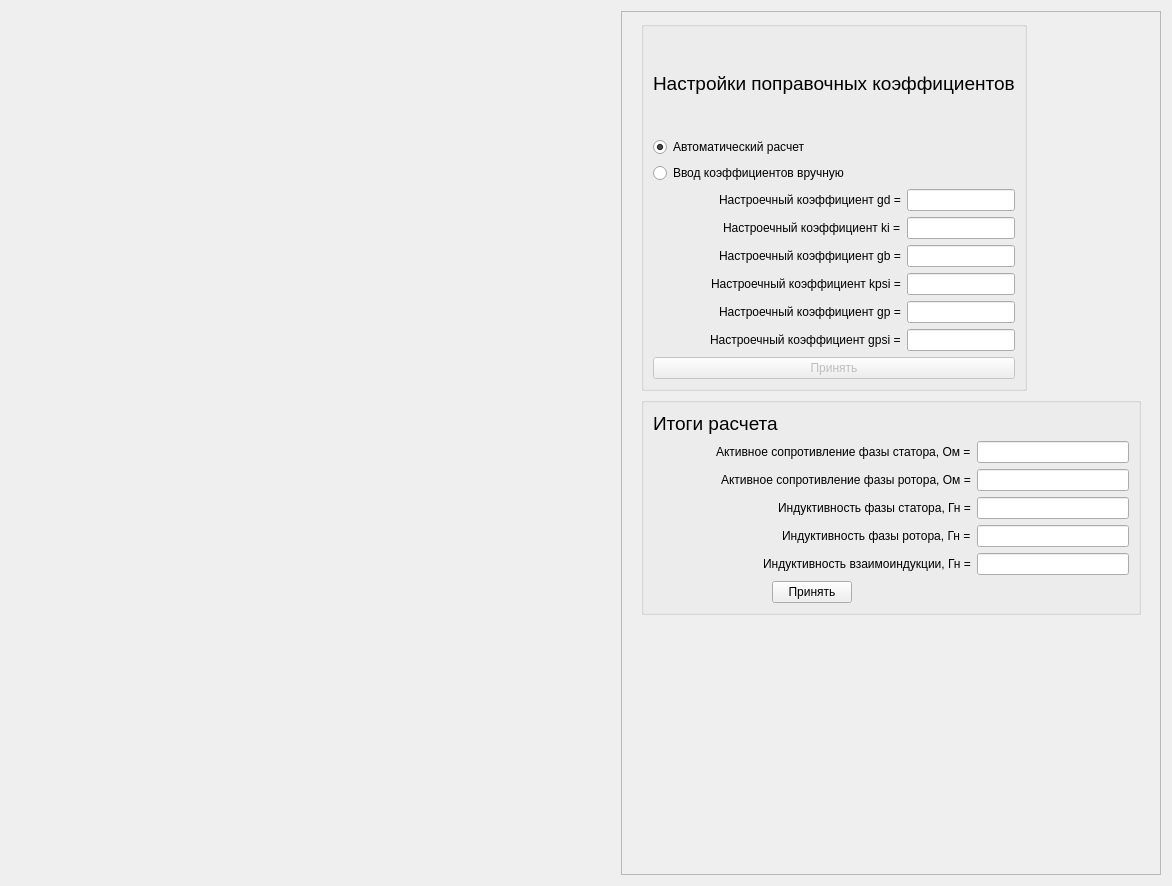
The window that ImView/identf.ui (Ivanos121/ImView) describes before a commit, drawn with Qt 5.
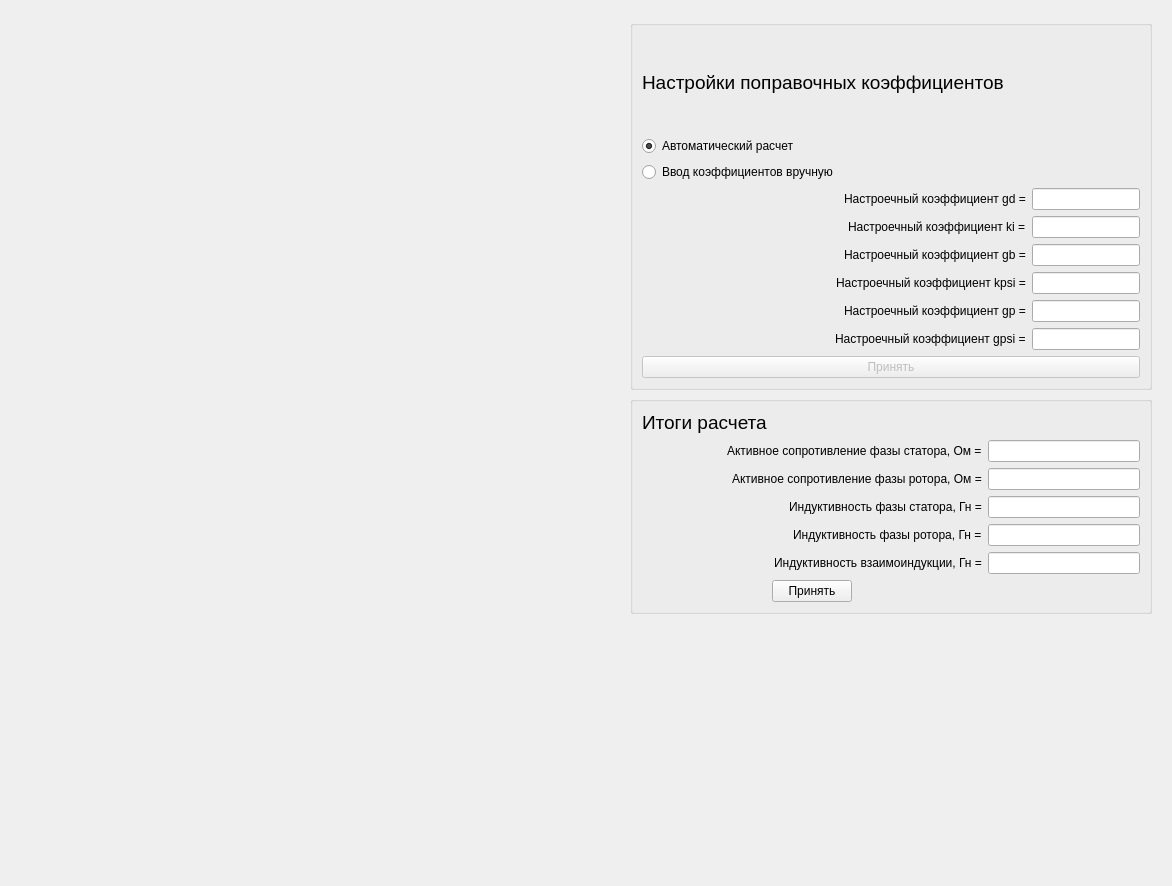
The same window after the commit. Custom widgets are drawn as their Qt base class.

The edit to the form file:
```diff
--- a/ImView/identf.ui
+++ b/ImView/identf.ui
@@ -40,238 +40,24 @@
     </widget>
    </item>
    <item row="0" column="1">
-    <widget class="QScrollArea" name="scrollArea">
-     <property name="maximumSize">
-      <size>
-       <width>540</width>
-       <height>16777215</height>
-      </size>
-     </property>
-     <property name="widgetResizable">
-      <bool>true</bool>
-     </property>
-     <widget class="QWidget" name="scrollAreaWidgetContents">
-      <property name="geometry">
-       <rect>
-        <x>0</x>
-        <y>0</y>
-        <width>538</width>
-        <height>866</height>
-       </rect>
-      </property>
-      <layout class="QGridLayout" name="gridLayout_3">
-       <item row="2" column="0">
-        <widget class="QGroupBox" name="groupBox_2">
-         <property name="sizePolicy">
-          <sizepolicy hsizetype="Fixed" vsizetype="Fixed">
-           <horstretch>0</horstretch>
-           <verstretch>0</verstretch>
-          </sizepolicy>
-         </property>
+    <widget class="QWidget" name="widget" native="true">
          <property name="minimumSize">
           <size>
-           <width>500</width>
+       <width>540</width>
            <height>0</height>
           </size>
          </property>
          <property name="maximumSize">
           <size>
-           <width>550</width>
+       <width>540</width>
            <height>16777215</height>
           </size>
          </property>
-         <property name="title">
-          <string/>
-         </property>
-         <layout class="QGridLayout" name="gridLayout_2">
-          <item row="1" column="0" alignment="Qt::AlignRight">
-           <widget class="QLabel" name="label_10">
-            <property name="text">
-             <string>Активное сопротивление фазы статора, Ом =</string>
-            </property>
-           </widget>
-          </item>
-          <item row="4" column="1">
-           <widget class="QLineEdit" name="lineEdit_9">
-            <property name="sizePolicy">
-             <sizepolicy hsizetype="Fixed" vsizetype="Fixed">
-              <horstretch>0</horstretch>
-              <verstretch>0</verstretch>
-             </sizepolicy>
-            </property>
-            <property name="minimumSize">
-             <size>
-              <width>152</width>
-              <height>0</height>
-             </size>
-            </property>
-            <property name="maximumSize">
-             <size>
-              <width>16777215</width>
-              <height>16777215</height>
-             </size>
-            </property>
-           </widget>
-          </item>
-          <item row="3" column="1">
-           <widget class="QLineEdit" name="lineEdit_10">
-            <property name="sizePolicy">
-             <sizepolicy hsizetype="Fixed" vsizetype="Fixed">
-              <horstretch>0</horstretch>
-              <verstretch>0</verstretch>
-             </sizepolicy>
-            </property>
-            <property name="minimumSize">
-             <size>
-              <width>152</width>
-              <height>0</height>
-             </size>
-            </property>
-            <property name="maximumSize">
-             <size>
-              <width>16777215</width>
-              <height>16777215</height>
-             </size>
-            </property>
-           </widget>
-          </item>
-          <item row="2" column="1">
-           <widget class="QLineEdit" name="lineEdit_11">
-            <property name="sizePolicy">
-             <sizepolicy hsizetype="Fixed" vsizetype="Fixed">
-              <horstretch>0</horstretch>
-              <verstretch>0</verstretch>
-             </sizepolicy>
-            </property>
-            <property name="minimumSize">
-             <size>
-              <width>152</width>
-              <height>0</height>
-             </size>
-            </property>
-            <property name="maximumSize">
-             <size>
-              <width>16777215</width>
-              <height>16777215</height>
-             </size>
-            </property>
-           </widget>
-          </item>
-          <item row="2" column="0" alignment="Qt::AlignRight">
-           <widget class="QLabel" name="label_11">
-            <property name="text">
-             <string>Активное сопротивление фазы ротора, Ом =</string>
-            </property>
-           </widget>
-          </item>
-          <item row="3" column="0" alignment="Qt::AlignRight">
-           <widget class="QLabel" name="label_12">
-            <property name="text">
-             <string>Индуктивность фазы статора, Гн =</string>
-            </property>
-           </widget>
-          </item>
-          <item row="0" column="0">
-           <widget class="QLabel" name="label_15">
-            <property name="text">
-             <string>&lt;html&gt;&lt;head/&gt;&lt;body&gt;&lt;p&gt;&lt;span style=&quot; font-size:14pt;&quot;&gt;Итоги расчета&lt;/span&gt;&lt;/p&gt;&lt;/body&gt;&lt;/html&gt;</string>
-            </property>
-           </widget>
-          </item>
-          <item row="6" column="0" alignment="Qt::AlignHCenter">
-           <widget class="QPushButton" name="pushButton">
-            <property name="sizePolicy">
-             <sizepolicy hsizetype="Fixed" vsizetype="Fixed">
-              <horstretch>0</horstretch>
-              <verstretch>0</verstretch>
-             </sizepolicy>
-            </property>
-            <property name="text">
-             <string>Принять</string>
-            </property>
-           </widget>
-          </item>
-          <item row="5" column="0" alignment="Qt::AlignRight">
-           <widget class="QLabel" name="label_14">
-            <property name="text">
-             <string>Индуктивность взаимоиндукции, Гн =</string>
-            </property>
-           </widget>
-          </item>
-          <item row="5" column="1">
-           <widget class="QLineEdit" name="lineEdit_8">
-            <property name="sizePolicy">
-             <sizepolicy hsizetype="Fixed" vsizetype="Fixed">
-              <horstretch>0</horstretch>
-              <verstretch>0</verstretch>
-             </sizepolicy>
-            </property>
-            <property name="minimumSize">
-             <size>
-              <width>152</width>
-              <height>0</height>
-             </size>
-            </property>
-            <property name="maximumSize">
-             <size>
-              <width>16777215</width>
-              <height>16777215</height>
-             </size>
-            </property>
-           </widget>
-          </item>
-          <item row="4" column="0" alignment="Qt::AlignRight">
-           <widget class="QLabel" name="label_13">
-            <property name="text">
-             <string>Индуктивность фазы ротора, Гн =</string>
-            </property>
-           </widget>
-          </item>
-          <item row="1" column="1">
-           <widget class="QLineEdit" name="lineEdit_12">
-            <property name="enabled">
-             <bool>true</bool>
-            </property>
-            <property name="sizePolicy">
-             <sizepolicy hsizetype="Fixed" vsizetype="Fixed">
-              <horstretch>0</horstretch>
-              <verstretch>0</verstretch>
-             </sizepolicy>
-            </property>
-            <property name="minimumSize">
-             <size>
-              <width>152</width>
-              <height>0</height>
-             </size>
-            </property>
-            <property name="maximumSize">
-             <size>
-              <width>16777215</width>
-              <height>16777215</height>
-             </size>
-            </property>
-           </widget>
-          </item>
-         </layout>
-        </widget>
-       </item>
-       <item row="3" column="0">
-        <spacer name="verticalSpacer">
-         <property name="orientation">
-          <enum>Qt::Vertical</enum>
-         </property>
-         <property name="sizeHint" stdset="0">
-          <size>
-           <width>20</width>
-           <height>40</height>
-          </size>
-         </property>
-        </spacer>
-       </item>
-       <item row="1" column="0">
+     <layout class="QVBoxLayout" name="verticalLayout_2">
+      <item>
         <widget class="QGroupBox" name="groupBox">
          <property name="sizePolicy">
-          <sizepolicy hsizetype="Fixed" vsizetype="Fixed">
+         <sizepolicy hsizetype="Expanding" vsizetype="Fixed">
            <horstretch>0</horstretch>
            <verstretch>0</verstretch>
           </sizepolicy>
@@ -492,8 +278,215 @@
          </layout>
         </widget>
        </item>
-      </layout>
-     </widget>
+      <item>
+       <widget class="QGroupBox" name="groupBox_2">
+        <property name="sizePolicy">
+         <sizepolicy hsizetype="Fixed" vsizetype="Fixed">
+          <horstretch>0</horstretch>
+          <verstretch>0</verstretch>
+         </sizepolicy>
+        </property>
+        <property name="minimumSize">
+         <size>
+          <width>500</width>
+          <height>0</height>
+         </size>
+        </property>
+        <property name="maximumSize">
+         <size>
+          <width>550</width>
+          <height>16777215</height>
+         </size>
+        </property>
+        <property name="title">
+         <string/>
+        </property>
+        <layout class="QGridLayout" name="gridLayout_2">
+         <item row="4" column="1">
+          <widget class="QLineEdit" name="lineEdit_9">
+           <property name="sizePolicy">
+            <sizepolicy hsizetype="Fixed" vsizetype="Fixed">
+             <horstretch>0</horstretch>
+             <verstretch>0</verstretch>
+            </sizepolicy>
+           </property>
+           <property name="minimumSize">
+            <size>
+             <width>152</width>
+             <height>0</height>
+            </size>
+           </property>
+           <property name="maximumSize">
+            <size>
+             <width>16777215</width>
+             <height>16777215</height>
+            </size>
+           </property>
+          </widget>
+         </item>
+         <item row="2" column="0" alignment="Qt::AlignRight">
+          <widget class="QLabel" name="label_11">
+           <property name="text">
+            <string>Активное сопротивление фазы ротора, Ом =</string>
+           </property>
+          </widget>
+         </item>
+         <item row="0" column="0">
+          <widget class="QLabel" name="label_15">
+           <property name="text">
+            <string>&lt;html&gt;&lt;head/&gt;&lt;body&gt;&lt;p&gt;&lt;span style=&quot; font-size:14pt;&quot;&gt;Итоги расчета&lt;/span&gt;&lt;/p&gt;&lt;/body&gt;&lt;/html&gt;</string>
+           </property>
+          </widget>
+         </item>
+         <item row="3" column="0" alignment="Qt::AlignRight">
+          <widget class="QLabel" name="label_12">
+           <property name="text">
+            <string>Индуктивность фазы статора, Гн =</string>
+           </property>
+          </widget>
+         </item>
+         <item row="4" column="0" alignment="Qt::AlignRight">
+          <widget class="QLabel" name="label_13">
+           <property name="text">
+            <string>Индуктивность фазы ротора, Гн =</string>
+           </property>
+          </widget>
+         </item>
+         <item row="6" column="0" alignment="Qt::AlignHCenter">
+          <widget class="QPushButton" name="pushButton">
+           <property name="sizePolicy">
+            <sizepolicy hsizetype="Fixed" vsizetype="Fixed">
+             <horstretch>0</horstretch>
+             <verstretch>0</verstretch>
+            </sizepolicy>
+           </property>
+           <property name="text">
+            <string>Принять</string>
+           </property>
+          </widget>
+         </item>
+         <item row="1" column="0" alignment="Qt::AlignRight">
+          <widget class="QLabel" name="label_10">
+           <property name="text">
+            <string>Активное сопротивление фазы статора, Ом =</string>
+           </property>
+          </widget>
+         </item>
+         <item row="5" column="0" alignment="Qt::AlignRight">
+          <widget class="QLabel" name="label_14">
+           <property name="text">
+            <string>Индуктивность взаимоиндукции, Гн =</string>
+           </property>
+          </widget>
+         </item>
+         <item row="1" column="1">
+          <widget class="QLineEdit" name="lineEdit_12">
+           <property name="enabled">
+            <bool>true</bool>
+           </property>
+           <property name="sizePolicy">
+            <sizepolicy hsizetype="Fixed" vsizetype="Fixed">
+             <horstretch>0</horstretch>
+             <verstretch>0</verstretch>
+            </sizepolicy>
+           </property>
+           <property name="minimumSize">
+            <size>
+             <width>152</width>
+             <height>0</height>
+            </size>
+           </property>
+           <property name="maximumSize">
+            <size>
+             <width>16777215</width>
+             <height>16777215</height>
+            </size>
+           </property>
+          </widget>
+         </item>
+         <item row="5" column="1">
+          <widget class="QLineEdit" name="lineEdit_8">
+           <property name="sizePolicy">
+            <sizepolicy hsizetype="Fixed" vsizetype="Fixed">
+             <horstretch>0</horstretch>
+             <verstretch>0</verstretch>
+            </sizepolicy>
+           </property>
+           <property name="minimumSize">
+            <size>
+             <width>152</width>
+             <height>0</height>
+            </size>
+           </property>
+           <property name="maximumSize">
+            <size>
+             <width>16777215</width>
+             <height>16777215</height>
+            </size>
+           </property>
+          </widget>
+         </item>
+         <item row="2" column="1">
+          <widget class="QLineEdit" name="lineEdit_11">
+           <property name="sizePolicy">
+            <sizepolicy hsizetype="Fixed" vsizetype="Fixed">
+             <horstretch>0</horstretch>
+             <verstretch>0</verstretch>
+            </sizepolicy>
+           </property>
+           <property name="minimumSize">
+            <size>
+             <width>152</width>
+             <height>0</height>
+            </size>
+           </property>
+           <property name="maximumSize">
+            <size>
+             <width>16777215</width>
+             <height>16777215</height>
+            </size>
+           </property>
+          </widget>
+         </item>
+         <item row="3" column="1">
+          <widget class="QLineEdit" name="lineEdit_10">
+           <property name="sizePolicy">
+            <sizepolicy hsizetype="Fixed" vsizetype="Fixed">
+             <horstretch>0</horstretch>
+             <verstretch>0</verstretch>
+            </sizepolicy>
+           </property>
+           <property name="minimumSize">
+            <size>
+             <width>152</width>
+             <height>0</height>
+            </size>
+           </property>
+           <property name="maximumSize">
+            <size>
+             <width>16777215</width>
+             <height>16777215</height>
+            </size>
+           </property>
+          </widget>
+         </item>
+        </layout>
+       </widget>
+      </item>
+      <item>
+       <spacer name="verticalSpacer">
+        <property name="orientation">
+         <enum>Qt::Vertical</enum>
+        </property>
+        <property name="sizeHint" stdset="0">
+         <size>
+          <width>20</width>
+          <height>40</height>
+         </size>
+        </property>
+       </spacer>
+      </item>
+     </layout>
     </widget>
    </item>
   </layout>
```
Lines whose indentation alone changed are shown as unchanged.
